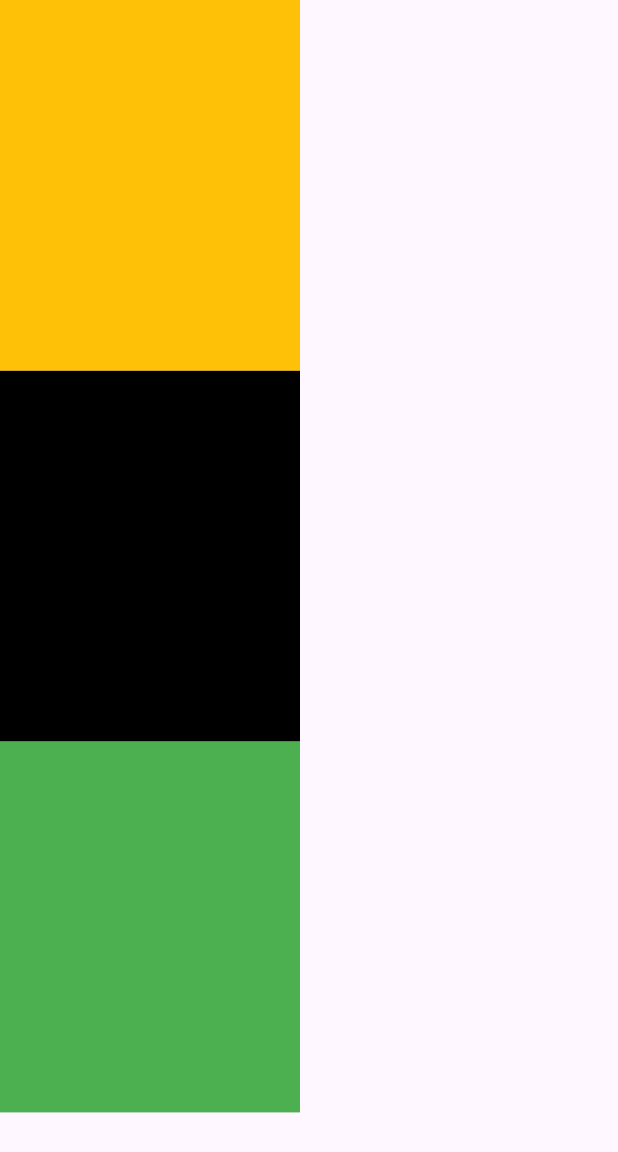
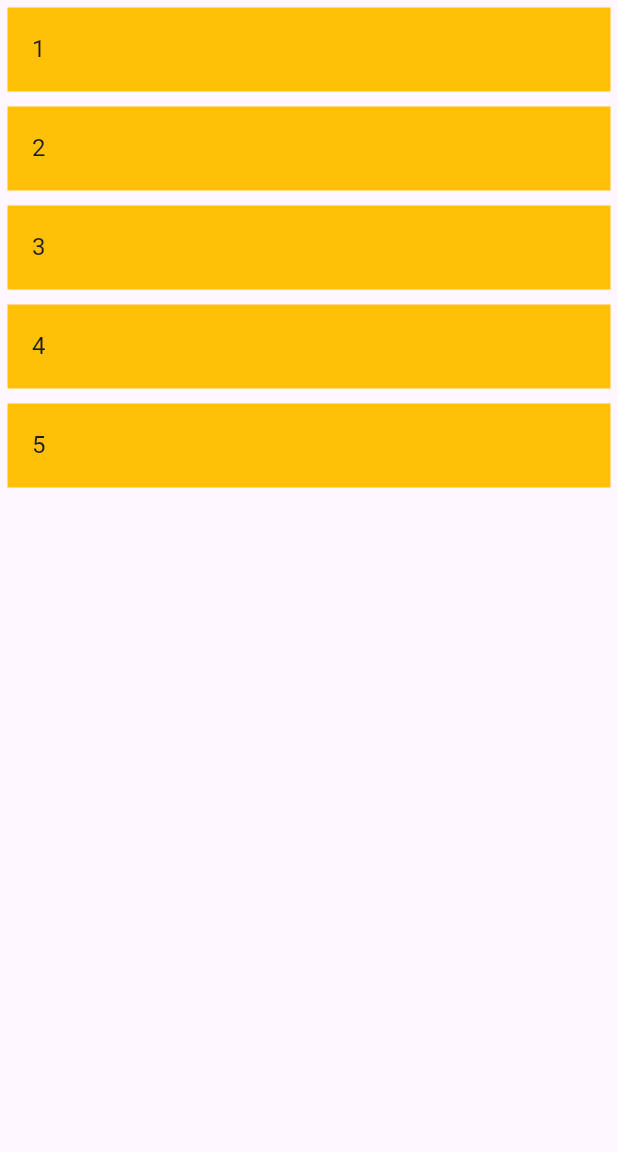
Before and after one commit to Mahmoud-Adel-Ali/Simple-tasks, a Flutter app: the screen it shows after launch, on a phone screen of 412 x 824 dp. Shown: the top 1152 px of the screen. Run offline on Flutter 3.47's test engine with Material 3 defaults, Android fonts, the phone set to English and light mode, and no system bars; our stand-ins replace bloc, flutter_bloc; missing offline and left inert: flutter_barcode_scanner.

```diff
--- a/responsive_content/lib/main.dart
+++ b/responsive_content/lib/main.dart
@@ -15,37 +15,42 @@ class MyApp extends StatelessWidget {
   Widget build(BuildContext context) {
     return const MaterialApp(
       debugShowCheckedModeBanner: false,
-      home: HomeVeiw(),
+      home: LayoutBuilderExample(),
     );
   }
 }
 
-class HomeVeiw extends StatelessWidget {
-  const HomeVeiw({super.key});
+class LayoutBuilderExample extends StatelessWidget {
+  const LayoutBuilderExample({super.key});
 
   @override
   Widget build(BuildContext context) {
-    double height = MediaQuery.of(context).size.height;
-    log(height.toString());
-    return Scaffold(
-        body: Column(
-      children: [
-        Container(
-          height: height * 0.3,
-          width: 200,
-          color: Colors.amber,
-        ),
-        Container(
-          height: height * 0.3,
-          width: 200,
-          color: Colors.black,
-        ),
-        Container(
-          height: height * 0.3,
-          width: 200,
-          color: Colors.green,
-        ),
-      ],
-    ));
+    return const Scaffold(
+      body: MobileLayout(),
+    );
   }
 }
+
+class MobileLayout extends StatelessWidget {
+  const MobileLayout({
+    super.key,
+  });
+
+  @override
+  Widget build(BuildContext context) {
+    return Center(
+      child: ListView.builder(
+        itemCount: 5,
+        itemBuilder: (context, index) {
+          return Container(
+            color: Colors.amber,
+            margin: const EdgeInsets.all(5),
+            child: ListTile(
+              title: Text("${index + 1}"),
+            ),
+          );
+        },
+      ),
+    );
+  }
+}
```
